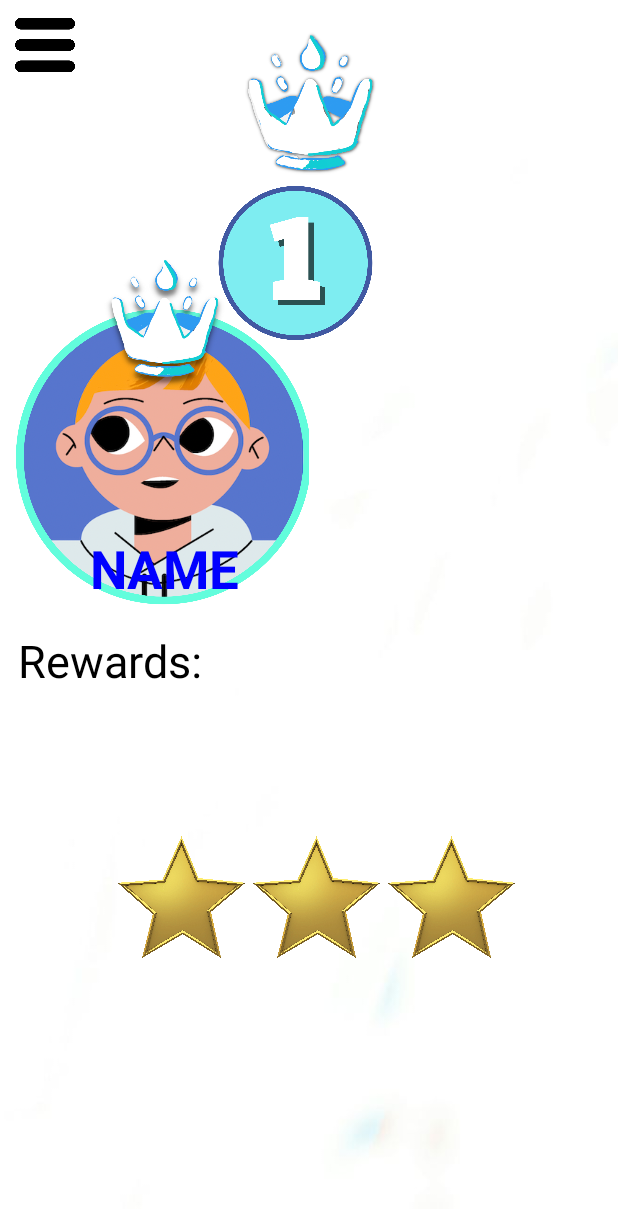
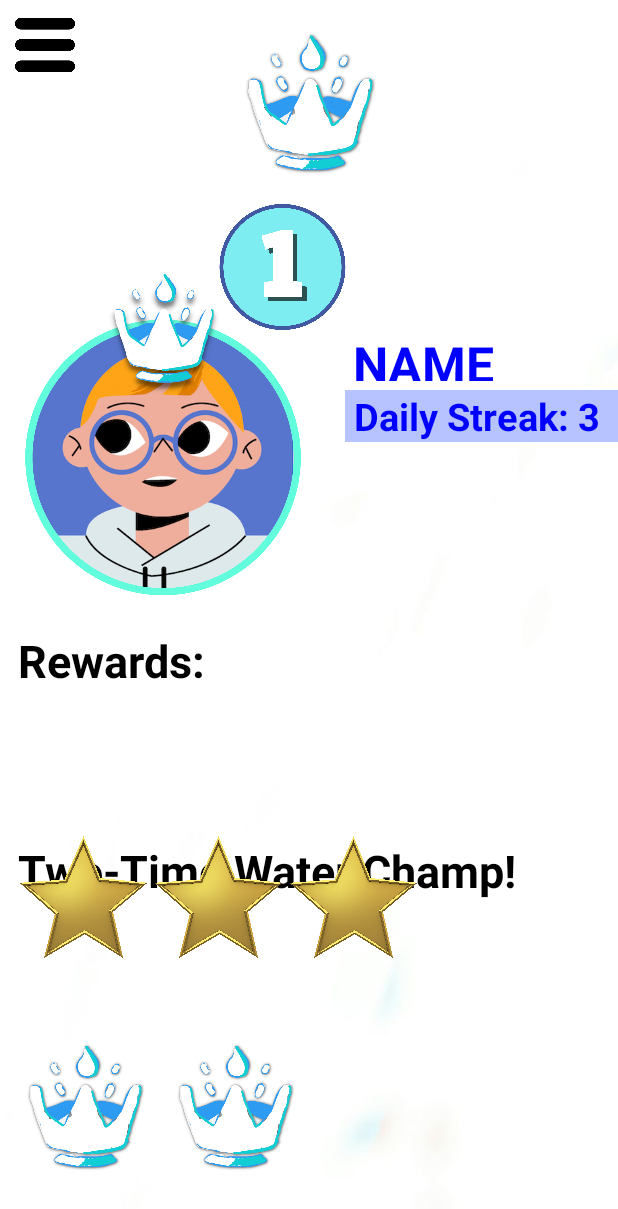
Before and after one commit to migujorg/CS465-WaterChamp, an Android app: the layout second_screen.xml on its own in the app's theme, with its tools: preview values and no code run, on a phone screen of 412 x 824 dp. Shown: the top 1209 px of the screen. Run offline under Robolectric (Android 15) with nearby library versions, the phone set to English and light mode, and no system bars.

Commit message:
second screen of leaderboard

```diff
--- a/app/src/main/res/layout/second_screen.xml
+++ b/app/src/main/res/layout/second_screen.xml
@@ -22,15 +22,14 @@
 
     <ImageView
         android:id="@+id/profilepic"
-        android:src="@drawable/boychamp"
-        android:layout_width="200dp"
-        android:layout_height="300dp"
+        android:layout_width="190dp"
+        android:layout_height="280dp"
         android:layout_gravity="center"
+        android:layout_marginRight="100dp"
+        android:layout_marginBottom="100dp"
+        android:adjustViewBounds="true"
         android:scaleType="centerCrop"
-        android:layout_marginBottom="100dp"
-        android:layout_marginRight="100dp"
-        android:adjustViewBounds="true"
-        />
+        android:src="@drawable/boychamp" />
 
     <ImageButton
         android:layout_width="60dp"
@@ -42,23 +41,36 @@
 
     <ImageView
         android:id="@+id/rank"
-        android:layout_width="110dp"
-        android:layout_height="347dp"
-        android:layout_marginTop="5dp"
-        android:layout_marginLeft="142dp"
-        android:src="@drawable/onetwo"/>
+        android:layout_width="90dp"
+        android:layout_height="202dp"
+        android:layout_marginLeft="143dp"
+        android:layout_marginTop="80dp"
+        android:src="@drawable/onetwo" />
 
     <TextView
+        android:layout_width="wrap_content"
+        android:layout_height="34dp"
+        android:layout_marginLeft="235dp"
+        android:layout_marginTop="220dp"
+        android:adjustViewBounds="true"
+        android:scaleType="centerCrop"
         android:text="NAME"
         android:textColor="#0000FF"
-        android:textSize="35sp"
-        android:textStyle="bold"
-        android:layout_width="200dp"
-        android:layout_height="300dp"
+        android:textSize="33sp"
+        android:textStyle="bold" />
+
+    <TextView
+        android:layout_width="188dp"
+        android:layout_height="wrap_content"
+        android:layout_marginLeft="230dp"
+        android:layout_marginTop="260dp"
+        android:adjustViewBounds="true"
+        android:background="#B6C3FF"
         android:scaleType="centerCrop"
-        android:layout_marginTop="355dp"
-        android:layout_marginLeft="60dp"
-        android:adjustViewBounds="true"/>
+        android:text=" Daily Streak: 3"
+        android:textColor="#0000FF"
+        android:textSize="25sp"
+        android:textStyle="bold" />
 
     <TextView
         android:text="Rewards:"
@@ -67,15 +79,28 @@
         android:layout_width="200dp"
         android:layout_height="100dp"
         android:scaleType="centerCrop"
+        android:textStyle="bold"
         android:layout_marginTop="420dp"
+        android:layout_marginLeft="12dp"
+        android:adjustViewBounds="true"/>
+
+    <TextView
+        android:text="Two-Time Water Champ!"
+        android:textColor="#000000"
+        android:textSize="30sp"
+        android:layout_width="400dp"
+        android:layout_height="100dp"
+        android:scaleType="centerCrop"
+        android:textStyle="bold"
+        android:layout_marginTop="560dp"
         android:layout_marginLeft="12dp"
         android:adjustViewBounds="true"/>
 
     <LinearLayout
         android:layout_width="500dp"
         android:layout_height="wrap_content"
-        android:paddingRight="20dp"
-        android:paddingLeft="75dp"
+        android:paddingRight="10dp"
+        android:paddingLeft="10dp"
         android:layout_gravity="bottom"
         android:layout_marginBottom="180dp"
         android:orientation="horizontal">
@@ -107,4 +132,33 @@
 
     </LinearLayout>
 
+    <LinearLayout
+        android:layout_width="500dp"
+        android:layout_height="wrap_content"
+        android:paddingRight="10dp"
+        android:paddingLeft="6dp"
+        android:layout_gravity="bottom"
+        android:layout_marginBottom="40dp"
+        android:orientation="horizontal">
+
+        <ImageView
+            android:layout_width="100dp"
+            android:layout_height="90dp"
+            android:scaleType='fitCenter'
+            android:src="@drawable/Logo"
+            android:maxWidth="10dp"
+            android:maxHeight="200dp"
+            />
+        <ImageView
+            android:layout_width="100dp"
+            android:layout_height="90dp"
+            android:scaleType='fitCenter'
+            android:src="@drawable/Logo"
+            android:maxWidth="10dp"
+            android:maxHeight="200dp"
+            />
+
+
+    </LinearLayout>
+
 </FrameLayout>
```
